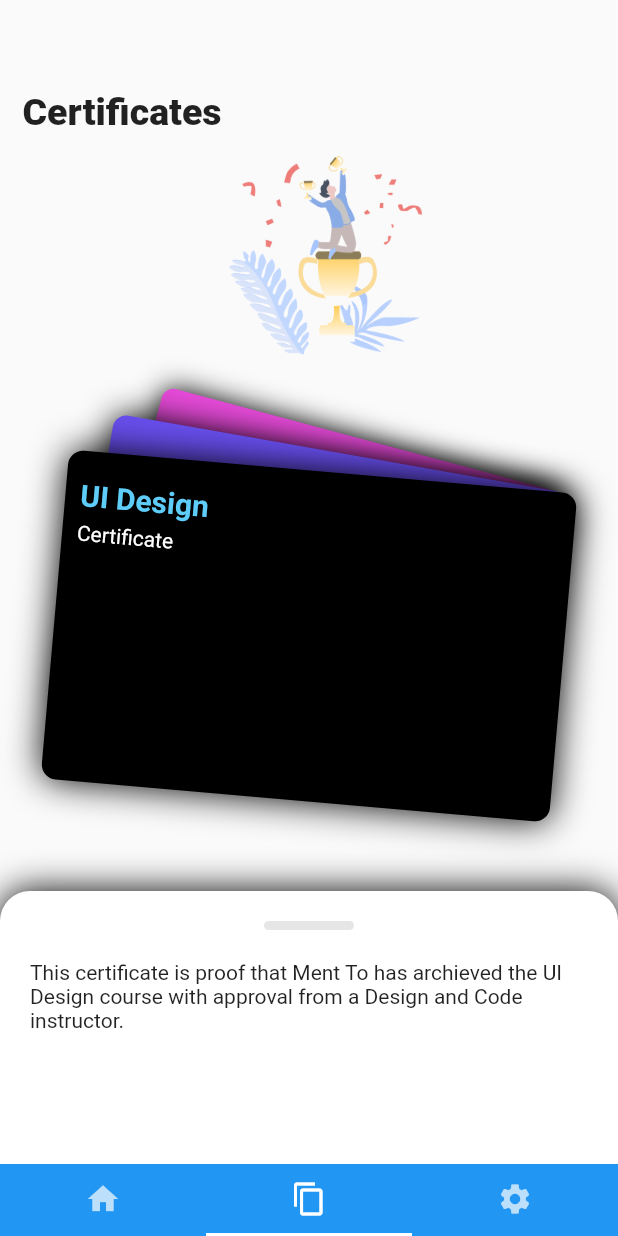
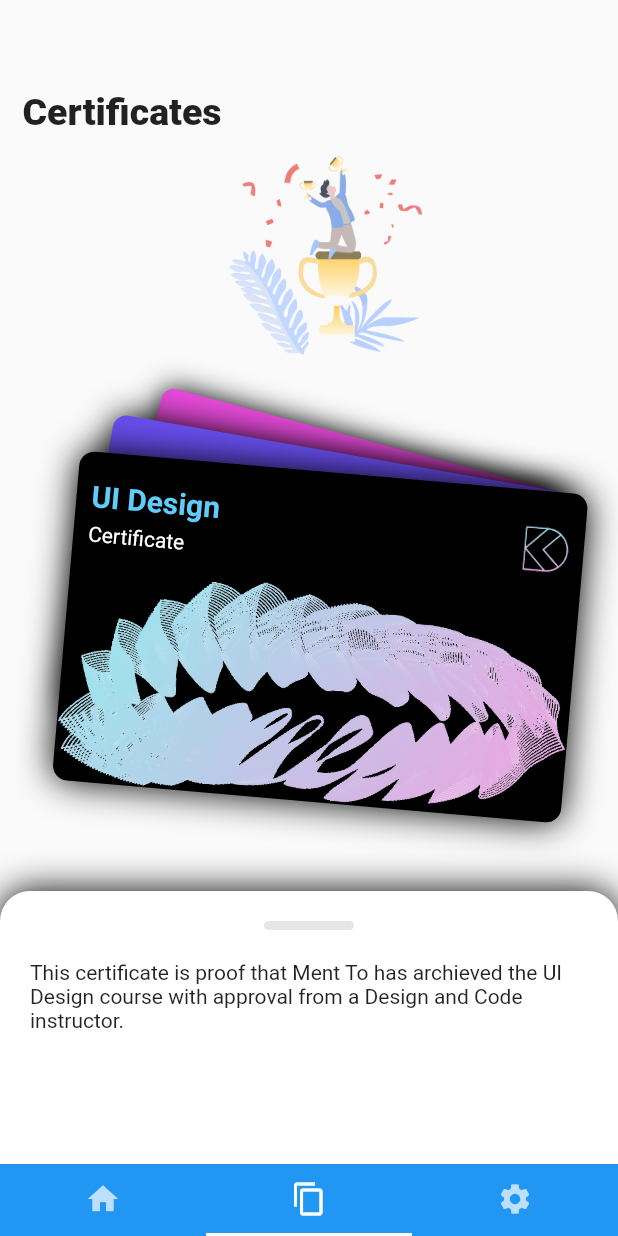
Before and after one commit to GavinHome/flutter_design_code, a Flutter app: the screen it shows after launch, item 2 of the bottom bar chosen, after a tap on "UI Design", on a phone screen of 412 x 824 dp. Run offline on Flutter 3.47's test engine with Material 2 defaults, Android fonts, the phone set to English and light mode, and no system bars; our stand-ins replace flutter_datetime_picker; missing offline and left inert: flutter_counter.

Commit message:
update home

```diff
--- a/lib/app.dart
+++ b/lib/app.dart
@@ -2,6 +2,8 @@ import 'package:flutter/material.dart';
 import 'package:flutter_design_code/certificates/content.dart';
 import 'package:flutter_design_code/home/home.dart';
 import 'package:flutter_design_code/notifications/notification.dart';
+
+import 'certificates/certificates.dart';
 
 class App extends StatelessWidget {
   @override
@@ -47,6 +49,7 @@ class _AppPageState extends State<AppPage> with SingleTickerProviderStateMixin {
         children: <Widget>[HomePage(), ContentView(), NotificationPage()],
         controller: controller,
       ),
+      //body: CertificationsPage(),
       bottomNavigationBar: Material(
         color: Colors.blue,
         child: TabBar(
--- a/lib/certificates/certificates.dart
+++ b/lib/certificates/certificates.dart
@@ -12,13 +12,14 @@ class CertificateItem extends StatefulWidget {
 class _CertificateItemState extends State<CertificateItem> {
   @override
   Widget build(BuildContext context) {
-    return new Center(
+    return new Container(
+      margin: EdgeInsets.only(left: 15),
       child: Column(
         mainAxisAlignment: MainAxisAlignment.center,
         children: <Widget>[
           Container(
-            width: 340,
-            height: 220,
+            width: widget.item.width,
+            height: widget.item.height,
             decoration: new BoxDecoration(
                 color: const Color(0xff000000),
                 borderRadius: new BorderRadius.all(const Radius.circular(10.0)),
@@ -39,7 +40,7 @@ class _CertificateItemState extends State<CertificateItem> {
                       Column(
                         crossAxisAlignment: CrossAxisAlignment.start,
                         children: <Widget>[
-                          Text('UI Design',
+                          Text(widget.item.title,
                               textAlign: TextAlign.start,
                               style: Theme.of(context).textTheme.title.copyWith(
                                   fontWeight: FontWeight.bold,
@@ -76,11 +77,16 @@ class _CertificateItemState extends State<CertificateItem> {
                   alignment: Alignment.bottomLeft,
                   child: Column(
                     children: <Widget>[
-                      new Image.asset(
-                        "assets/Background.png",
-                        fit: BoxFit.fitHeight,
-                        alignment: Alignment.bottomCenter,
-                      )
+                      Container(
+                          child: new Image.asset(widget.item.image,
+                              fit: BoxFit.fitHeight))
+                      // AspectRatio(
+                      //   aspectRatio: 3,
+                      //   child: new Image.asset(
+                      //     widget.item.image,
+                      //     fit: BoxFit.fitHeight,
+                      //   ),
+                      // )
                     ],
                   ),
                 )
@@ -136,23 +142,68 @@ class _CertificationsPageState extends State<CertificationsPage> {
 
   @override
   Widget build(BuildContext context) {
-    return Scaffold(
-        body: Container(
-        child: CertificateList(certificates: certificates),
-    ));
+    // return new Container(
+    //   child: Container(
+    //     height: 220,
+    //     child: CertificateList(certificates: certificates),
+    //   ),
+    // );
+    return new Container(
+      child: Column(
+        children: <Widget>[
+          Container(
+            margin: EdgeInsets.only(top: 30, left: 10),
+            child: Column(
+              crossAxisAlignment: CrossAxisAlignment.start,
+              mainAxisAlignment: MainAxisAlignment.spaceBetween,
+              children: <Widget>[
+                Container(
+                  alignment: Alignment.topLeft,
+                  child: Text('Certificates',
+                      style:
+                          TextStyle(fontWeight: FontWeight.w900, fontSize: 25)),
+                ),
+                Container(
+                    child: Text(
+                  '4 certificates',
+                  style: Theme.of(context)
+                      .textTheme
+                      .body2
+                      .copyWith(color: const Color(0xff808080)),
+                ))
+              ],
+            ),
+          ),
+          Container(
+              height: 220,
+              alignment: Alignment.topLeft,
+              //margin: EdgeInsets.only(left: 15),
+              child: CertificateList(certificates: certificates))
+        ],
+      ),
+    );
   }
 }
 
 class CertificateModel {
   String title;
   String image;
+  double width;
+  double height;
 
-  CertificateModel({this.title, this.image});
+  CertificateModel({this.title, this.image, this.width, this.height});
 }
 
 List<CertificateModel> certificateData = [
-  CertificateModel(title: "OC", image: "assets/Certificate1.png"),
-  CertificateModel(title: "Swift", image: "assets/Certificate2.png"),
-  CertificateModel(title: "Java", image: "assets/Certificate3.png"),
-  CertificateModel(title: "GO", image: "assets/Certificate4.png"),
+  CertificateModel(
+      title: "OC", image: "assets/Certificate1.png", width: 230, height: 150),
+  CertificateModel(
+      title: "Swift",
+      image: "assets/Certificate2.png",
+      width: 230,
+      height: 150),
+  CertificateModel(
+      title: "Java", image: "assets/Certificate3.png", width: 230, height: 150),
+  CertificateModel(
+      title: "GO", image: "assets/Certificate4.png", width: 230, height: 150)
 ];
--- a/lib/certificates/content.dart
+++ b/lib/certificates/content.dart
@@ -56,7 +56,7 @@ class _ContentViewState extends State<ContentView> {
                           _show = !_show;
                         });
                       },
-                      child: CertificateItem(item: CertificateModel(title: "UI Design", image: ""))),
+                      child: CertificateItem(item: CertificateModel(title: "UI Design", image: "assets/Certificate1.png", width: 340, height: 220))),
                 ),
               ],
             ),
--- a/lib/courses/courses.dart
+++ b/lib/courses/courses.dart
@@ -108,7 +108,7 @@ class CoursesPage extends StatelessWidget {
             ),
           ),
           Container(
-              height: 450,
+              height: 440,
               //margin: EdgeInsets.only(left: 15),
               child: ListView(
                 padding: EdgeInsets.zero,
--- a/lib/home/home.dart
+++ b/lib/home/home.dart
@@ -36,11 +36,8 @@ class _HomePageState extends State<HomePage> {
       ),
       body: Center(
           child: ListView(
-        padding: EdgeInsets.zero,
-        scrollDirection: Axis.vertical,
-        children: <Widget>[
-          CoursesPage(),
-          CertificationsPage()],
+            scrollDirection: Axis.vertical,
+        children: <Widget>[CoursesPage(), CertificationsPage()],
       )),
       drawer: Drawer(
         child: MenusPage(),
--- a/lib/main.dart
+++ b/lib/main.dart
@@ -1,5 +1,5 @@
 import 'package:flutter/material.dart';
-import 'package:flutter_design_code/home/home.dart';
+//import 'package:flutter_design_code/home/home.dart';
 import 'app.dart';
 
 void main() => runApp(App());
```
